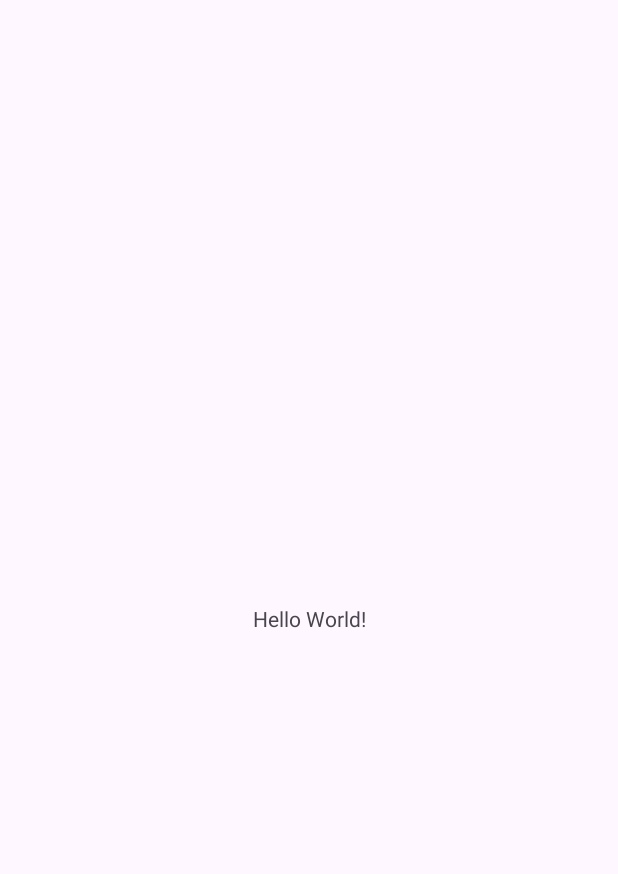
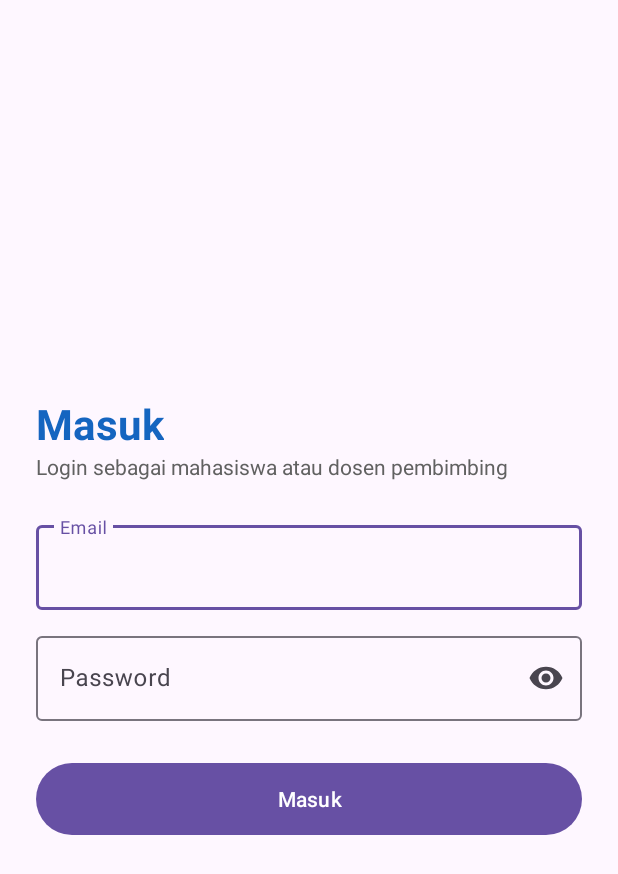
Before and after one commit to Shintamaa/skripsitrack-android, an Android app: the screen it shows after launch (MainActivity before the commit, LoginActivity after it), on a phone screen of 412 x 824 dp. Before the commit the part shown is almost empty. Shown: the top 874 px of the screen. Run offline under Robolectric (Android 15) with nearby library versions, the phone set to English and light mode, and no system bars.

Commit message:
feat: splash x2, login, logout, retrofit setup

```diff
--- a/app/src/main/java/com/skripsitrack/app/MainActivity.kt
+++ /dev/null
@@ -1,20 +0,0 @@
-package com.skripsitrack.app
-
-import android.os.Bundle
-import androidx.activity.enableEdgeToEdge
-import androidx.appcompat.app.AppCompatActivity
-import androidx.core.view.ViewCompat
-import androidx.core.view.WindowInsetsCompat
-
-class MainActivity : AppCompatActivity() {
-    override fun onCreate(savedInstanceState: Bundle?) {
-        super.onCreate(savedInstanceState)
-        enableEdgeToEdge()
-        setContentView(R.layout.activity_main)
-        ViewCompat.setOnApplyWindowInsetsListener(findViewById(R.id.main)) { v, insets ->
-            val systemBars = insets.getInsets(WindowInsetsCompat.Type.systemBars())
-            v.setPadding(systemBars.left, systemBars.top, systemBars.right, systemBars.bottom)
-            insets
-        }
-    }
-}
--- /dev/null
+++ b/app/src/main/java/com/skripsitrack/app/SkripsiApp.kt
@@ -0,0 +1,16 @@
+package com.skripsitrack.app
+
+import android.app.Application
+import com.skripsitrack.app.data.local.SessionManager
+
+class SkripsiApp : Application() {
+    companion object {
+        lateinit var session: SessionManager
+            private set
+    }
+
+    override fun onCreate() {
+        super.onCreate()
+        session = SessionManager(applicationContext)
+    }
+}
--- /dev/null
+++ b/app/src/main/java/com/skripsitrack/app/data/local/SessionManager.kt
@@ -0,0 +1,24 @@
+package com.skripsitrack.app.data.local
+
+import android.content.Context
+import com.skripsitrack.app.data.model.User
+
+class SessionManager(context: Context) {
+    private val prefs = context.getSharedPreferences("skripsitrack_session", Context.MODE_PRIVATE)
+
+    fun saveSession(token: String, user: User) {
+        prefs.edit()
+            .putString("token", token)
+            .putInt("user_id", user.id)
+            .putString("name", user.name)
+            .putString("email", user.email)
+            .putString("role", user.role)
+            .apply()
+    }
+
+    fun getToken(): String? = prefs.getString("token", null)
+    fun getName(): String = prefs.getString("name", "") ?: ""
+    fun getRole(): String = prefs.getString("role", "") ?: ""
+    fun isLoggedIn(): Boolean = !getToken().isNullOrEmpty()
+    fun clear() = prefs.edit().clear().apply()
+}
--- /dev/null
+++ b/app/src/main/java/com/skripsitrack/app/ui/splash/SplashOneActivity.kt
@@ -0,0 +1,36 @@
+package com.skripsitrack.app.ui.splash
+
+import android.content.Intent
+import android.os.Bundle
+import android.os.Handler
+import android.os.Looper
+import android.view.animation.OvershootInterpolator
+import androidx.appcompat.app.AppCompatActivity
+import com.skripsitrack.app.databinding.ActivitySplashOneBinding
+
+class SplashOneActivity : AppCompatActivity() {
+    private lateinit var binding: ActivitySplashOneBinding
+
+    override fun onCreate(savedInstanceState: Bundle?) {
+        super.onCreate(savedInstanceState)
+        binding = ActivitySplashOneBinding.inflate(layoutInflater)
+        setContentView(binding.root)
+
+        binding.ivLogo.scaleX = 0.3f
+        binding.ivLogo.scaleY = 0.3f
+        binding.ivLogo.animate()
+            .alpha(1f).scaleX(1f).scaleY(1f)
+            .setDuration(1000)
+            .setInterpolator(OvershootInterpolator())
+            .start()
+
+        binding.tvAppName.animate()
+            .alpha(1f).setStartDelay(600).setDuration(800).start()
+
+        Handler(Looper.getMainLooper()).postDelayed({
+            startActivity(Intent(this, SplashTwoActivity::class.java))
+            overridePendingTransition(android.R.anim.fade_in, android.R.anim.fade_out)
+            finish()
+        }, 2200)
+    }
+}
--- /dev/null
+++ b/app/src/main/java/com/skripsitrack/app/ui/splash/SplashTwoActivity.kt
@@ -0,0 +1,41 @@
+package com.skripsitrack.app.ui.splash
+
+import android.animation.ObjectAnimator
+import android.content.Intent
+import android.os.Bundle
+import android.os.Handler
+import android.os.Looper
+import androidx.appcompat.app.AppCompatActivity
+import com.skripsitrack.app.SkripsiApp
+import com.skripsitrack.app.databinding.ActivitySplashTwoBinding
+import com.skripsitrack.app.ui.auth.LoginActivity
+import com.skripsitrack.app.ui.main.MainActivity
+
+class SplashTwoActivity : AppCompatActivity() {
+    private lateinit var binding: ActivitySplashTwoBinding
+
+    override fun onCreate(savedInstanceState: Bundle?) {
+        super.onCreate(savedInstanceState)
+        binding = ActivitySplashTwoBinding.inflate(layoutInflater)
+        setContentView(binding.root)
+
+        listOf(binding.tvTitle, binding.tvTagline).forEachIndexed { i, v ->
+            v.translationY = 80f
+            v.animate().alpha(1f).translationY(0f)
+                .setStartDelay(i * 300L).setDuration(700).start()
+        }
+
+        ObjectAnimator.ofInt(binding.progress, "progress", 0, 100).apply {
+            duration = 2000
+            start()
+        }
+
+        Handler(Looper.getMainLooper()).postDelayed({
+            val next = if (SkripsiApp.session.isLoggedIn())
+                MainActivity::class.java else LoginActivity::class.java
+            startActivity(Intent(this, next))
+            overridePendingTransition(android.R.anim.fade_in, android.R.anim.fade_out)
+            finish()
+        }, 2300)
+    }
+}
--- /dev/null
+++ b/app/src/main/res/layout/activity_login.xml
@@ -0,0 +1,73 @@
+<?xml version="1.0" encoding="utf-8"?>
+<ScrollView xmlns:android="http://schemas.android.com/apk/res/android"
+    xmlns:app="http://schemas.android.com/apk/res-auto"
+    android:layout_width="match_parent"
+    android:layout_height="match_parent"
+    android:fillViewport="true">
+
+    <LinearLayout
+        android:layout_width="match_parent"
+        android:layout_height="wrap_content"
+        android:gravity="center_vertical"
+        android:orientation="vertical"
+        android:padding="24dp">
+
+        <TextView
+            android:layout_width="wrap_content"
+            android:layout_height="wrap_content"
+            android:text="Masuk"
+            android:textColor="#1565C0"
+            android:textSize="28sp"
+            android:textStyle="bold" />
+
+        <TextView
+            android:layout_width="wrap_content"
+            android:layout_height="wrap_content"
+            android:layout_marginBottom="24dp"
+            android:text="Login sebagai mahasiswa atau dosen pembimbing"
+            android:textColor="#616161" />
+
+        <com.google.android.material.textfield.TextInputLayout
+            android:id="@+id/tilEmail"
+            style="@style/Widget.Material3.TextInputLayout.OutlinedBox"
+            android:layout_width="match_parent"
+            android:layout_height="wrap_content"
+            android:hint="Email">
+            <com.google.android.material.textfield.TextInputEditText
+                android:id="@+id/etEmail"
+                android:layout_width="match_parent"
+                android:layout_height="wrap_content"
+                android:inputType="textEmailAddress" />
+        </com.google.android.material.textfield.TextInputLayout>
+
+        <com.google.android.material.textfield.TextInputLayout
+            android:id="@+id/tilPassword"
+            style="@style/Widget.Material3.TextInputLayout.OutlinedBox"
+            android:layout_width="match_parent"
+            android:layout_height="wrap_content"
+            android:layout_marginTop="12dp"
+            android:hint="Password"
+            app:endIconMode="password_toggle">
+            <com.google.android.material.textfield.TextInputEditText
+                android:id="@+id/etPassword"
+                android:layout_width="match_parent"
+                android:layout_height="wrap_content"
+                android:inputType="textPassword" />
+        </com.google.android.material.textfield.TextInputLayout>
+
+        <Button
+            android:id="@+id/btnLogin"
+            android:layout_width="match_parent"
+            android:layout_height="56dp"
+            android:layout_marginTop="24dp"
+            android:text="Masuk" />
+
+        <ProgressBar
+            android:id="@+id/progress"
+            android:layout_width="wrap_content"
+            android:layout_height="wrap_content"
+            android:layout_gravity="center"
+            android:layout_marginTop="16dp"
+            android:visibility="gone" />
+    </LinearLayout>
+</ScrollView>
--- a/app/src/main/res/layout/activity_main.xml
+++ b/app/src/main/res/layout/activity_main.xml
@@ -1,19 +1,27 @@
 <?xml version="1.0" encoding="utf-8"?>
-<androidx.constraintlayout.widget.ConstraintLayout xmlns:android="http://schemas.android.com/apk/res/android"
-    xmlns:app="http://schemas.android.com/apk/res-auto"
-    xmlns:tools="http://schemas.android.com/tools"
-    android:id="@+id/main"
+<LinearLayout xmlns:android="http://schemas.android.com/apk/res/android"
     android:layout_width="match_parent"
     android:layout_height="match_parent"
-    tools:context=".MainActivity">
+    android:gravity="center"
+    android:orientation="vertical"
+    android:padding="24dp">
 
     <TextView
+        android:id="@+id/tvWelcome"
         android:layout_width="wrap_content"
         android:layout_height="wrap_content"
-        android:text="Hello World!"
-        app:layout_constraintBottom_toBottomOf="parent"
-        app:layout_constraintEnd_toEndOf="parent"
-        app:layout_constraintStart_toStartOf="parent"
-        app:layout_constraintTop_toTopOf="parent" />
+        android:textSize="20sp"
+        android:textStyle="bold" />
 
-</androidx.constraintlayout.widget.ConstraintLayout>
+    <TextView
+        android:id="@+id/tvRole"
+        android:layout_width="wrap_content"
+        android:layout_height="wrap_content"
+        android:layout_marginBottom="24dp" />
+
+    <Button
+        android:id="@+id/btnLogout"
+        android:layout_width="wrap_content"
+        android:layout_height="wrap_content"
+        android:text="Logout" />
+</LinearLayout>
```
Also changed, not shown: app/build.gradle.kts (+16 -0 lines), app/src/main/AndroidManifest.xml (+28 -3 lines), app/src/main/java/com/skripsitrack/app/data/model/Models.kt (added, +25 -0 lines), app/src/main/java/com/skripsitrack/app/data/remote/ApiService.kt (added, +15 -0 lines), app/src/main/java/com/skripsitrack/app/data/remote/RetrofitClient.kt (added, +39 -0 lines), app/src/main/java/com/skripsitrack/app/ui/auth/LoginActivity.kt (added, +68 -0 lines), app/src/main/java/com/skripsitrack/app/ui/main/MainActivity.kt (added, +44 -0 lines), app/src/main/java/com/skripsitrack/app/util/Resource.kt (added, +36 -0 lines), app/src/main/res/drawable/ic_logo.xml (added, +20 -0 lines), app/src/main/res/layout/activity_splash_one.xml (added, +26 -0 lines), app/src/main/res/layout/activity_splash_two.xml (added, +38 -0 lines).
